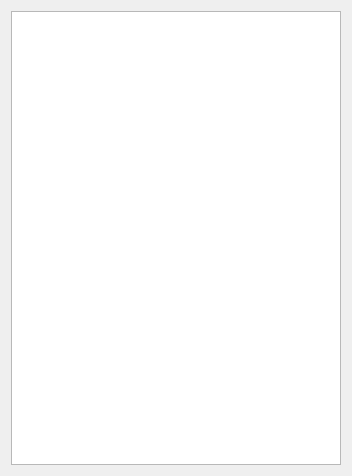
Old version of the form MainForm.ui in the repository Zac610/PinguiQT.
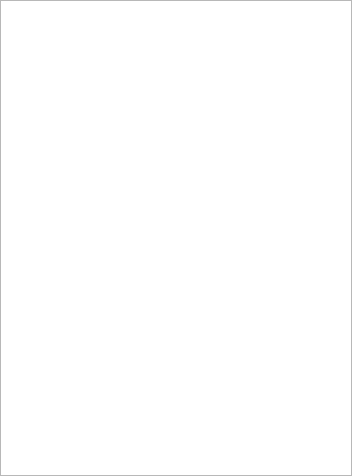
New version of the form.

The edit to the form file:
```diff
--- a/MainForm.ui
+++ b/MainForm.ui
@@ -17,6 +17,21 @@
    <string>Widget</string>
   </property>
   <layout class="QVBoxLayout" name="verticalLayout">
+   <property name="spacing">
+    <number>0</number>
+   </property>
+   <property name="leftMargin">
+    <number>0</number>
+   </property>
+   <property name="topMargin">
+    <number>0</number>
+   </property>
+   <property name="rightMargin">
+    <number>0</number>
+   </property>
+   <property name="bottomMargin">
+    <number>0</number>
+   </property>
    <item>
     <widget class="QTableView" name="tableView">
      <property name="mouseTracking">
```
